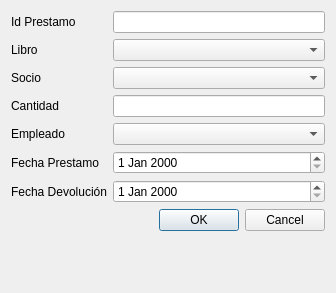
This is agregarprestamo.ui in DanielaGanan/biblioteca as Qt 5 draws it before an edit. The edited form follows.
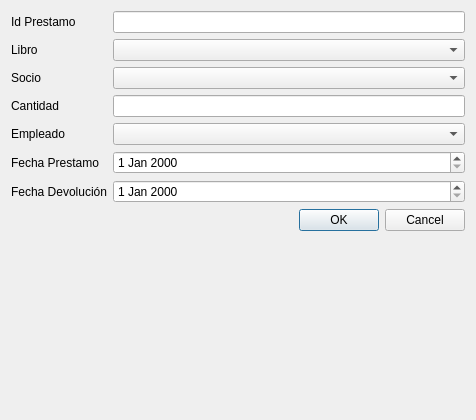
This is the edited form.

The edit to the form file:
```diff
--- a/agregarprestamo.ui
+++ b/agregarprestamo.ui
@@ -6,8 +6,8 @@
    <rect>
     <x>0</x>
     <y>0</y>
-    <width>336</width>
-    <height>293</height>
+    <width>476</width>
+    <height>420</height>
    </rect>
   </property>
   <property name="windowTitle">
```
